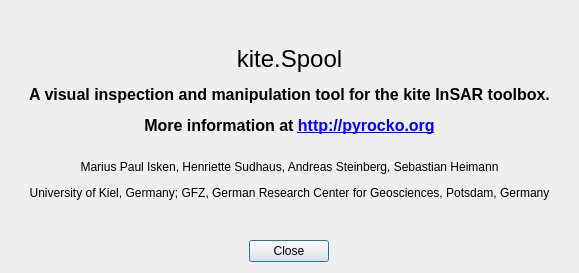
Above: src/spool/res/about.ui from pyrocko/kite before the change. Below: the same form after it.
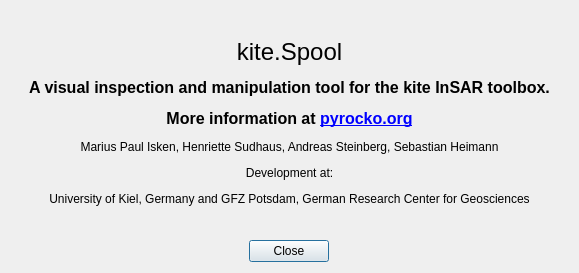
That is the form after the change.

Commit message: Upd dialogs

Patch:
```diff
--- a/src/spool/res/about.ui
+++ b/src/spool/res/about.ui
@@ -17,7 +17,7 @@
    <item>
     <widget class="QLabel" name="label">
      <property name="text">
-      <string>&lt;html&gt;&lt;head/&gt;&lt;body&gt;&lt;p align=&quot;center&quot;&gt;&lt;span style=&quot; font-family:'mono'; font-size:18pt;&quot;&gt;kite.Spool&lt;/span&gt;&lt;/p&gt;&lt;p align=&quot;center&quot;&gt;&lt;span style=&quot; font-size:12pt; font-weight:600;&quot;&gt;A visual inspection and manipulation tool for the &lt;/span&gt;&lt;span style=&quot; font-family:'mono'; font-size:12pt; font-weight:600;&quot;&gt;kite&lt;/span&gt;&lt;span style=&quot; font-size:12pt; font-weight:600;&quot;&gt; InSAR toolbox.&lt;/span&gt;&lt;/p&gt;&lt;p align=&quot;center&quot;&gt;&lt;span style=&quot; font-size:12pt; font-weight:600;&quot;&gt;More information at &lt;/span&gt;&lt;a href=&quot;http://pyrocko.org&quot;&gt;&lt;span style=&quot; font-size:12pt; font-weight:600; text-decoration: underline; color:#0000ff;&quot;&gt;http://pyrocko.org&lt;/span&gt;&lt;/a&gt;&lt;br/&gt;&lt;/p&gt;&lt;p align=&quot;center&quot;&gt;Marius Paul Isken, Henriette Sudhaus, Andreas Steinberg, Sebastian Heimann&lt;/p&gt;&lt;p align=&quot;center&quot;&gt;University of Kiel, Germany; GFZ, German Research Center for Geosciences, Potsdam, Germany&lt;/p&gt;&lt;/body&gt;&lt;/html&gt;</string>
+      <string>&lt;html&gt;&lt;head/&gt;&lt;body&gt;&lt;p align=&quot;center&quot;&gt;&lt;span style=&quot; font-family:'mono'; font-size:18pt;&quot;&gt;kite.Spool&lt;/span&gt;&lt;/p&gt;&lt;p align=&quot;center&quot;&gt;&lt;span style=&quot; font-size:12pt; font-weight:600;&quot;&gt;A visual inspection and manipulation tool for the &lt;/span&gt;&lt;span style=&quot; font-family:'mono'; font-size:12pt; font-weight:600;&quot;&gt;kite&lt;/span&gt;&lt;span style=&quot; font-size:12pt; font-weight:600;&quot;&gt; InSAR toolbox.&lt;/span&gt;&lt;/p&gt;&lt;p align=&quot;center&quot;&gt;&lt;span style=&quot; font-size:12pt; font-weight:600;&quot;&gt;More information at &lt;/span&gt;&lt;a href=&quot;https://pyrocko.org&quot;&gt;&lt;span style=&quot; font-size:12pt; font-weight:600; text-decoration: underline; color:#0000ff;&quot;&gt;pyrocko.org&lt;/span&gt;&lt;/a&gt;&lt;/p&gt;&lt;p align=&quot;center&quot;&gt;Marius Paul Isken, Henriette Sudhaus, Andreas Steinberg, Sebastian Heimann&lt;/p&gt;&lt;p align=&quot;center&quot;&gt;Development at:&lt;/p&gt;&lt;p align=&quot;center&quot;&gt;University of Kiel, Germany and GFZ Potsdam, German Research Center for Geosciences&lt;/p&gt;&lt;/body&gt;&lt;/html&gt;</string>
      </property>
      <property name="scaledContents">
       <bool>false</bool>
```
The commit also changes 1 other file.
